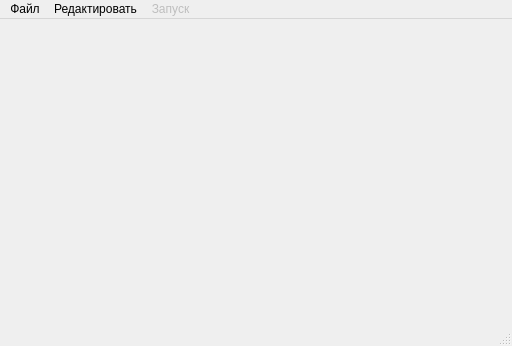
Qt form mainwindow.ui (admarkov/blocksIDE) before a commit.
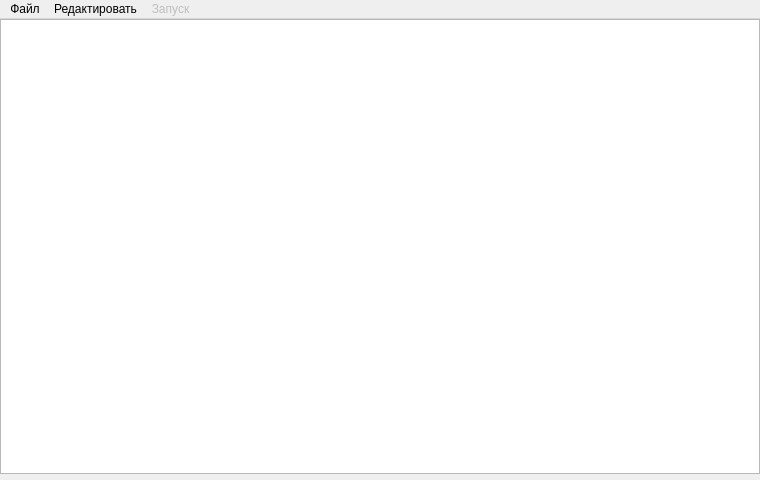
The same form after that commit.

Diff of the .ui file:
```diff
--- a/mainwindow.ui
+++ b/mainwindow.ui
@@ -6,20 +6,31 @@
    <rect>
     <x>0</x>
     <y>0</y>
-    <width>512</width>
-    <height>346</height>
+    <width>760</width>
+    <height>480</height>
    </rect>
   </property>
   <property name="windowTitle">
    <string>MainWindow</string>
   </property>
-  <widget class="QWidget" name="centralWidget"/>
+  <widget class="QWidget" name="centralWidget">
+   <widget class="QGraphicsView" name="graphicsView">
+    <property name="geometry">
+     <rect>
+      <x>0</x>
+      <y>0</y>
+      <width>760</width>
+      <height>455</height>
+     </rect>
+    </property>
+   </widget>
+  </widget>
   <widget class="QMenuBar" name="menuBar">
    <property name="geometry">
     <rect>
      <x>0</x>
      <y>0</y>
-     <width>512</width>
+     <width>760</width>
      <height>25</height>
     </rect>
    </property>
@@ -67,7 +78,6 @@
    <addaction name="menu_2"/>
    <addaction name="menu_3"/>
   </widget>
-  <widget class="QStatusBar" name="statusBar"/>
   <action name="action">
    <property name="text">
     <string>Новая</string>
```
